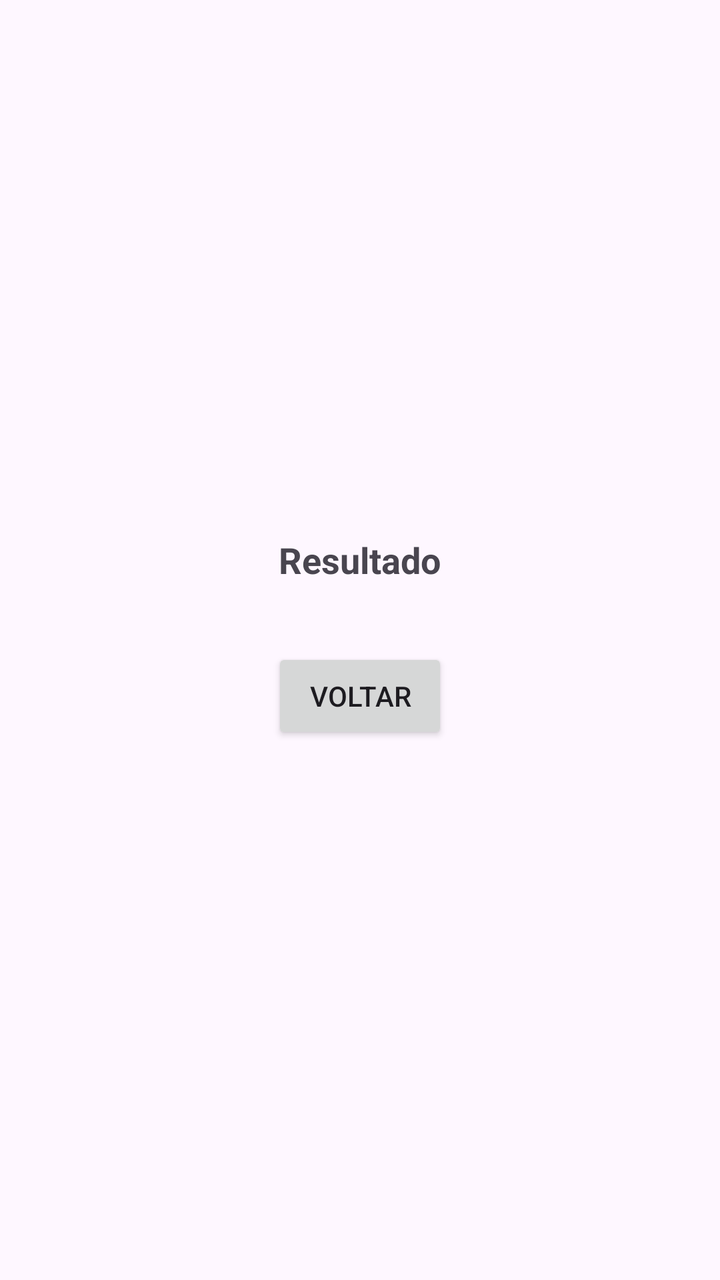
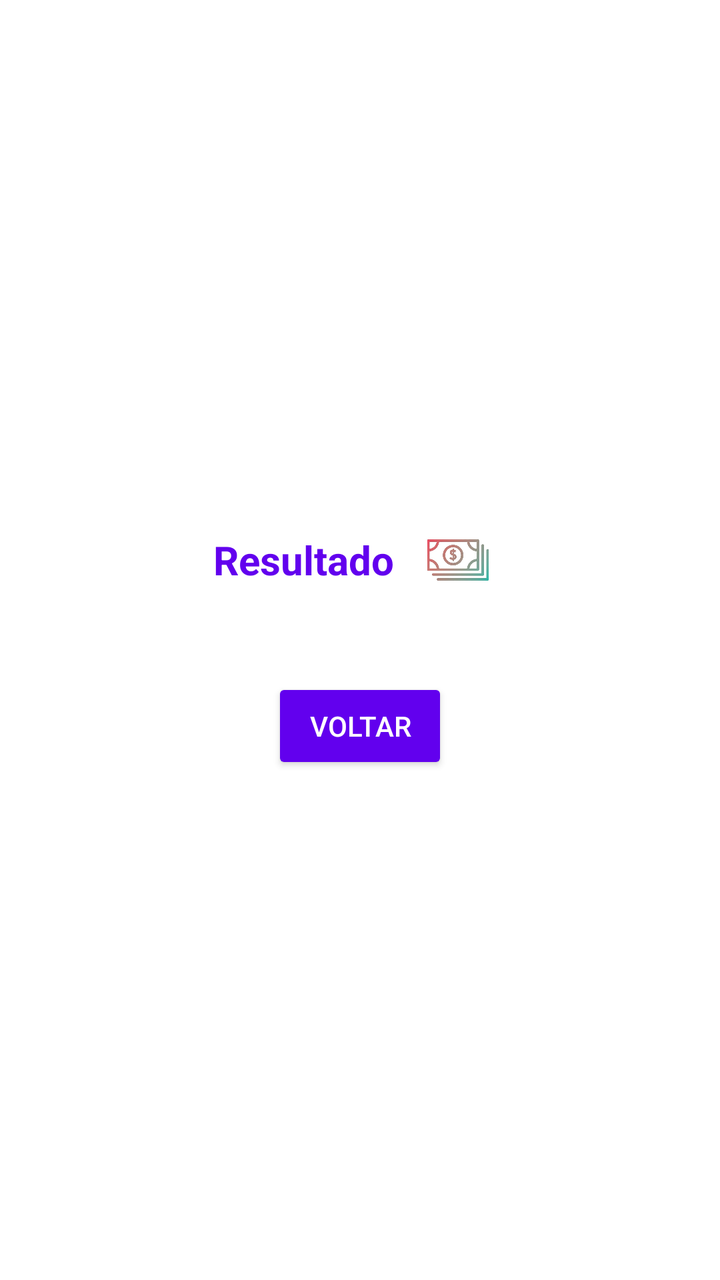

An Android layout rendered at two revisions. The XML below is the earlier revision; the diff shows what the commit changed to produce the second picture.
<!-- AndroidManifest.xml: activity theme Theme.EmprestimoBank -->
<!-- res/layout/activity_result.xml -->
<?xml version="1.0" encoding="utf-8"?>
<LinearLayout xmlns:android="http://schemas.android.com/apk/res/android"
    android:layout_width="match_parent"
    android:layout_height="match_parent"
    android:orientation="vertical"
    android:gravity="center"
    android:padding="16dp">


    <TextView
        android:id="@+id/resultTextView"
        android:layout_width="wrap_content"
        android:layout_height="wrap_content"
        android:text="Resultado"
        android:textSize="18sp"
        android:textStyle="bold"
        android:gravity="center"
        android:layout_marginBottom="32dp" />


    <Button
        android:id="@+id/backButton"
        android:layout_width="wrap_content"
        android:layout_height="wrap_content"
        android:text="Voltar"
        android:layout_gravity="center" />

</LinearLayout>
<!-- resources referenced by this layout -->
<resources>
  <style name="Theme.EmprestimoBank" parent="Base.Theme.EmprestimoBank" />
  <style name="Base.Theme.EmprestimoBank" parent="Theme.Material3.DayNight.NoActionBar">
          
          
      </style>
</resources>

<!-- the commit's change to res/layout/activity_result.xml (unified diff, before → after) -->
@@ -1,28 +1,45 @@
 <?xml version="1.0" encoding="utf-8"?>
 <LinearLayout xmlns:android="http://schemas.android.com/apk/res/android"
+    xmlns:app="http://schemas.android.com/apk/res-auto"
     android:layout_width="match_parent"
     android:layout_height="match_parent"
     android:orientation="vertical"
     android:gravity="center"
-    android:padding="16dp">
+    android:padding="16dp"
+    android:background="#FFFFFF">
 
-
-    <TextView
-        android:id="@+id/resultTextView"
+    <LinearLayout
         android:layout_width="wrap_content"
         android:layout_height="wrap_content"
-        android:text="Resultado"
-        android:textSize="18sp"
-        android:textStyle="bold"
+        android:orientation="horizontal"
         android:gravity="center"
-        android:layout_marginBottom="32dp" />
+        android:layout_marginBottom="32dp">
 
+        <TextView
+            android:id="@+id/resultTextView"
+            android:layout_width="wrap_content"
+            android:layout_height="wrap_content"
+            android:text="Resultado"
+            android:textSize="20sp"
+            android:textColor="#FF6200EE"
+            android:textStyle="bold"
+            android:gravity="center"
+            android:layout_marginStart="8dp" />
+
+        <ImageView
+            android:id="@+id/imageView"
+            android:layout_width="64dp"
+            android:layout_height="54dp"
+            app:srcCompat="@drawable/money" />
+    </LinearLayout>
 
     <Button
         android:id="@+id/backButton"
         android:layout_width="wrap_content"
         android:layout_height="wrap_content"
+        android:layout_gravity="center"
+        android:backgroundTint="#FF6200EE"
         android:text="Voltar"
-        android:layout_gravity="center" />
+        android:textColor="#FFFFFF" />
 
 </LinearLayout>
<!-- resource entries referenced after the edit -->
@@ -1,5 +1,6 @@
 <!-- resources referenced by this layout -->
 <resources>
+  <!-- drawable money: jpg bitmap (drawable, 14810 bytes) -->
   <style name="Theme.EmprestimoBank" parent="Base.Theme.EmprestimoBank" />
   <style name="Base.Theme.EmprestimoBank" parent="Theme.Material3.DayNight.NoActionBar">
           
